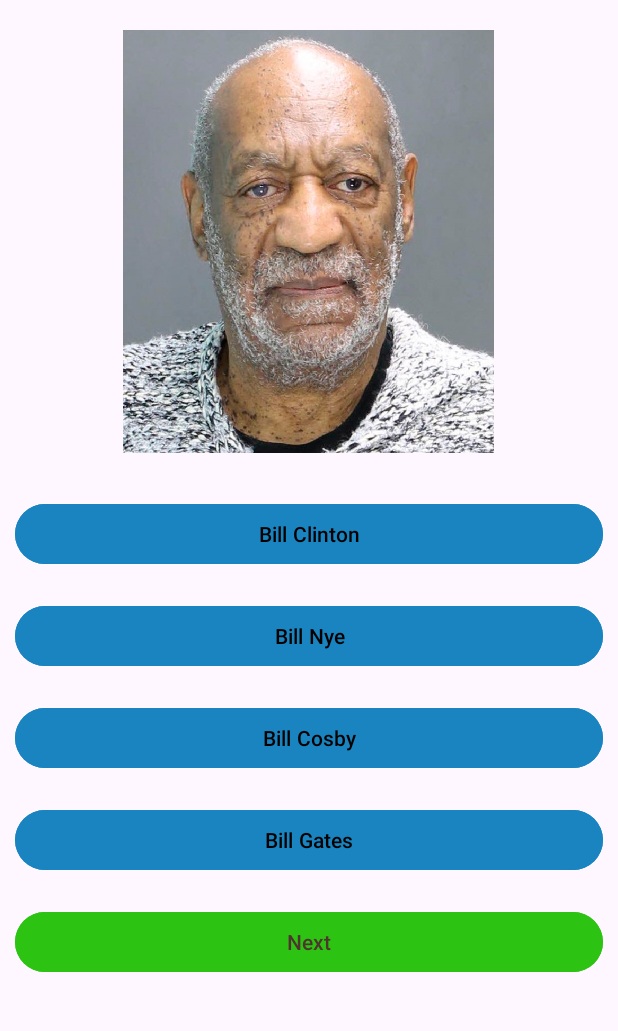
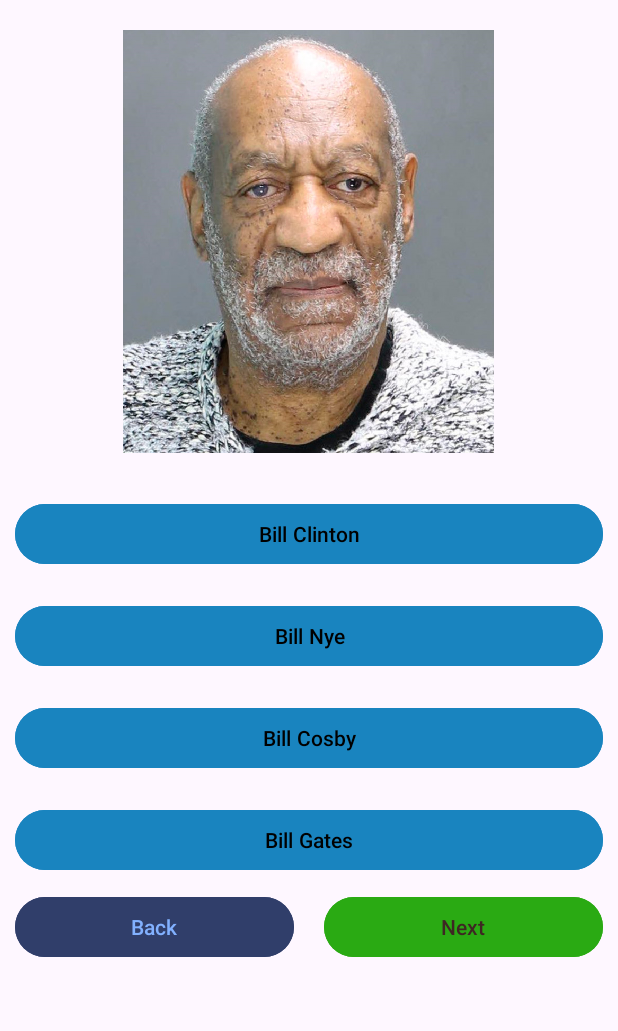
Before and after one commit to Pmacdon15/Guess-The-Celebrity-Game, an Android app: the GameActivity screen opened directly, with no data from a screen before it, on a phone screen of 412 x 824 dp, the part 96-1127 px from its top. Run offline under Robolectric (Android 15) with nearby library versions, the phone set to English and light mode, and no system bars.

Commit message:
fixed button spacing

```diff
--- a/app/src/main/java/com/example/assignment_2_project/GameActivity.java
+++ b/app/src/main/java/com/example/assignment_2_project/GameActivity.java
@@ -19,7 +19,7 @@ import java.util.List;
 
 public class GameActivity extends AppCompatActivity {
     private ImageView imageViewCelebrity;
-    private Button buttonNext;
+    private Button buttonNext, buttonBack;
     private Button buttonAnswer1, buttonAnswer2, buttonAnswer3, buttonAnswer4;
     private ArrayList<Button> buttons;
     private final int[] resourceFiles = {R.drawable.cosby, R.drawable.tyson, R.drawable.kidrock, R.drawable.rdj, R.drawable.charliesheen};
@@ -37,7 +37,7 @@ public class GameActivity extends AppCompatActivity {
             {"Charlie Sheen", "Billy Dee Williams", "Billy Zane", "Billy Corgan"}
     };
 
-    private static final String[] correctGuesses={
+    private static final String[] correctGuesses = {
             "Bill Cosby",
             "Mike Tyson",
             "Kid Rock",
@@ -62,6 +62,7 @@ public class GameActivity extends AppCompatActivity {
             setButtonColor();
             setOnClicks();
             setNextButton();
+            setButtonBack();
             setImageViewCelebrity();
         }
 
@@ -87,11 +88,10 @@ public class GameActivity extends AppCompatActivity {
                 String buttonText = savedInstanceState.getString("buttonText" + i);
                 buttons.get(i).setText(buttonText);
             }
-            setButtonColor();
-            setOnClicks();
+
             setNextButton();
-            setNextButtonIfLastRound();
-            setImageViewCelebrity();
+
+
         }
     }
 
@@ -110,6 +110,7 @@ public class GameActivity extends AppCompatActivity {
         buttonAnswer3 = findViewById(R.id.button_Answer3);
         buttonAnswer4 = findViewById(R.id.button_Answer4);
         buttonNext = findViewById(R.id.button_Next);
+        buttonBack = findViewById(R.id.button_Back);
     }
 
     public void createButtonArray() {
@@ -185,6 +186,30 @@ public class GameActivity extends AppCompatActivity {
             setNextButtonIfLastRound();
             setImageViewCelebrity();
             setButtonColor();
+
+
+        });
+    }
+
+    public void setButtonBack() {
+        // Set up the back button
+        buttonBack.setOnClickListener(view -> {
+
+            Log.d("GameActivity", "Setting up buttons for round " + round[0]);
+            // Set up the buttons for the next round
+            setupButtonsTxtNotOnRotate();
+            if (round[0] == 0) {
+
+                Intent intent = new Intent(GameActivity.this, MainActivity.class);
+                finish();
+                startActivity(intent);
+
+            }
+            // Decrement the round
+            round[0]--;
+            setNextButtonIfLastRound();
+            setImageViewCelebrity();
+            setButtonColor();
         });
     }
 
@@ -200,6 +225,15 @@ public class GameActivity extends AppCompatActivity {
             });
         }
     }
+//    public void setBackButtonIfFirstRound() {
+//        if (round[0] == 0) {
+//            buttonBack.setOnClickListener(view -> {
+//                Intent intent = new Intent(GameActivity.this, MainActivity.class);
+//                finish();
+//                startActivity(intent);
+//            });
+//        }
+//    }
 
     public static void resetGame() {
         round[0] = 0;
--- a/app/src/main/res/layout/activity_game.xml
+++ b/app/src/main/res/layout/activity_game.xml
@@ -77,14 +77,46 @@
             android:text="@string/filler"
             android:textColor="#000000" />
 
-        <Button
-            android:id="@+id/button_Next"
+        <LinearLayout
             android:layout_width="match_parent"
-            android:layout_height="wrap_content"
-            android:layout_margin="10dp"
-            android:backgroundTint="#2DC312"
-            android:text="@string/next"
-            android:textColor="#4E342E" />
+            android:layout_height="match_parent"
+            android:orientation="horizontal">
+
+            <Button
+                android:id="@+id/button_Back"
+                style="?android:attr/buttonBarButtonStyle"
+                android:layout_width="wrap_content"
+                android:layout_height="wrap_content"
+
+                android:layout_marginStart="10dp"
+
+                android:layout_marginLeft="10dp"
+                android:layout_marginEnd="10dp"
+                android:layout_marginRight="10dp"
+                android:layout_weight="1"
+                android:backgroundTint="#303E6A"
+                android:text="@string/back"
+                android:textColor="#82B1FF" />
+
+            <Button
+                android:id="@+id/button_Next"
+                style="?android:attr/buttonBarButtonStyle"
+                android:layout_width="wrap_content"
+                android:layout_height="wrap_content"
+
+                android:layout_marginStart="10dp"
+
+                android:layout_marginLeft="10dp"
+                android:layout_marginEnd="10dp"
+                android:layout_marginRight="10dp"
+                android:layout_weight="1"
+                android:backgroundTint="#2AAA13"
+                android:text="@string/next"
+                android:textColor="#3E2723" />
+
+        </LinearLayout>
+
+
 
     </LinearLayout>
 </androidx.constraintlayout.widget.ConstraintLayout>
--- a/app/src/main/res/values/strings.xml
+++ b/app/src/main/res/values/strings.xml
@@ -14,5 +14,6 @@
     <string name="your_score_will_go_here">Your score will go here</string>
     <string name="filler">filler</string>
     <string name="score_message">You\'ve got %1$d correct answers and %2$d incorrect answers. Your score is %3$d.</string>
+    <string name="back">Back</string>
 
 </resources>
```
Also changed, not shown: 1 other file.
